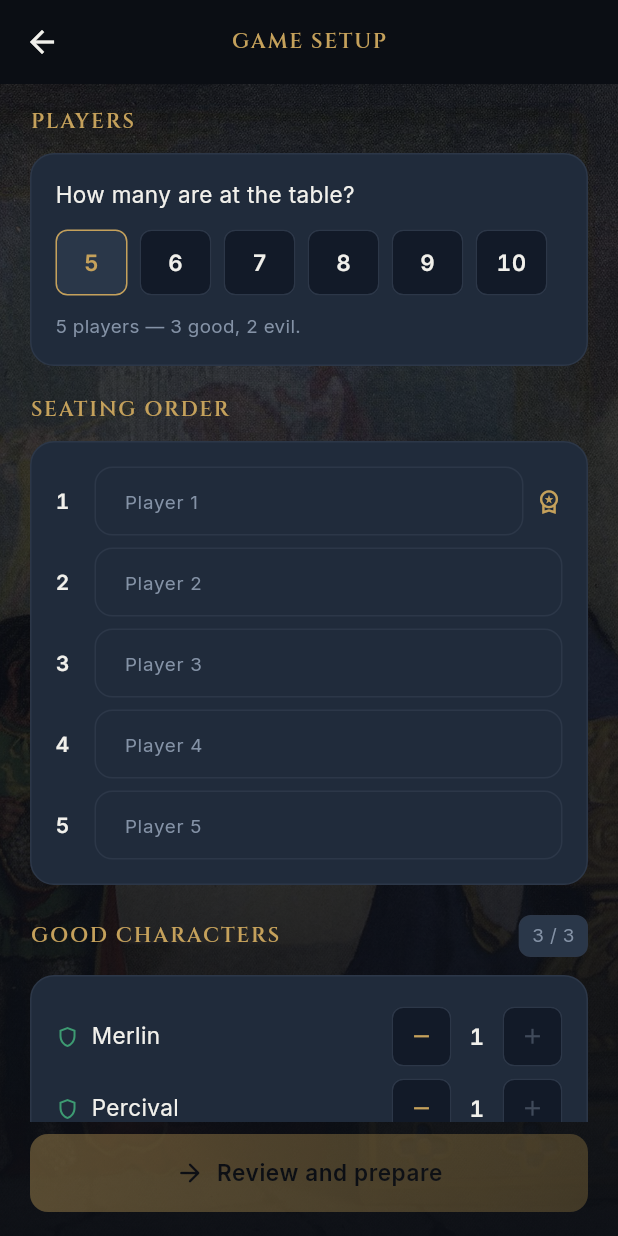
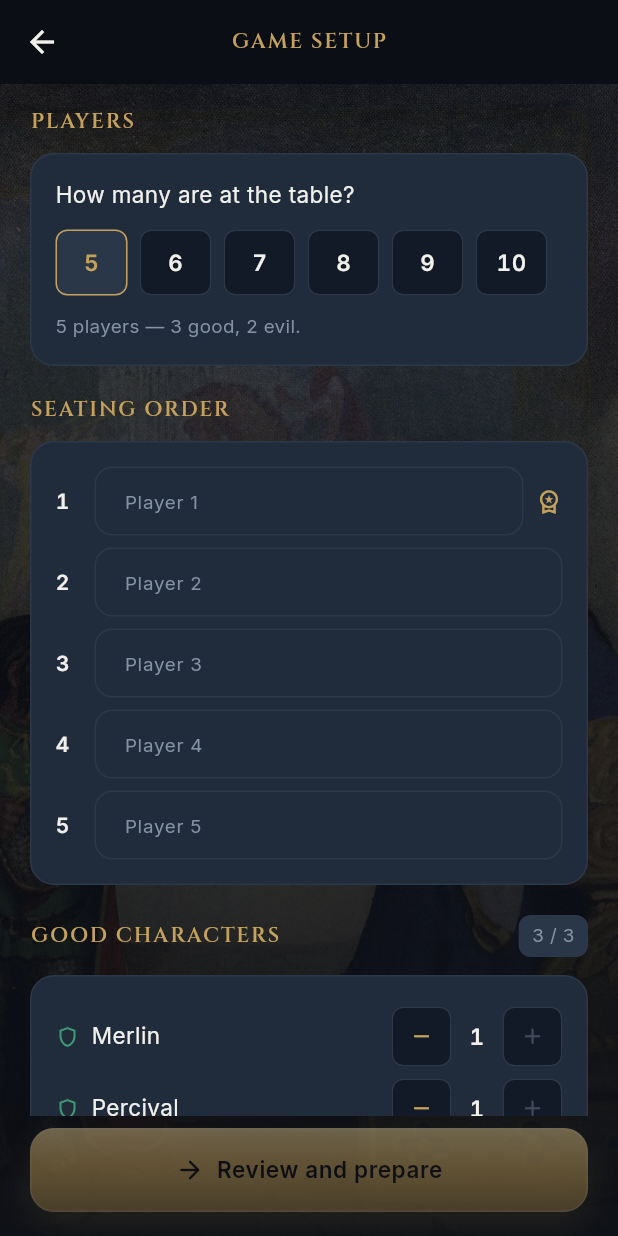
Before and after one commit to Akiprofit/avalon-companion, a Flutter app: the screen it shows after launch, after a tap on "New Game", on a phone screen of 412 x 824 dp. Run offline on Flutter 3.47's test engine with Material 3 defaults, Android fonts, the phone set to English and light mode, and no system bars; our stand-ins replace cupertino_ui, drift, drift_flutter, flutter_riverpod, go_router, material_ui; accounts and stored records are empty; generated files the repository leaves out were written again.

Commit message:
Release 1.8.2: every button wears one struck-gold face
PrimaryButton, SecondaryButton and DangerButton now draw through a shared ButtonFrame: a gradient face lit from above, a hairline border, a catch of light along the top edge, a warm glow, and a press that sinks the face two points. Height 52 -> 56, corners 12 -> 16, disabled faces stay readable at 45%.

New palette tokens: dangerDeep, hairline, hairlineFade, goldGlow, dangerGlow. buttons_test.dart pins the geometry, the tap target, the disabled and loading states. 353 tests pass, analyze clean. Signed 1.8.2+29 installed and walked on the Galaxy A36.

```diff
--- a/lib/core/constants/app_info.dart
+++ b/lib/core/constants/app_info.dart
@@ -1,7 +1,7 @@
 /// Static app metadata shown on the About section and the home footer.
 abstract final class AppInfo {
   static const name = 'Avalon Companion';
-  static const version = '1.8.1';
+  static const version = '1.8.2';
   static const buildPhase = 'Phase 12';
   static const disclaimer =
       'Unofficial fan-made companion for The Resistance: Avalon. '
--- a/lib/core/theme/app_colors.dart
+++ b/lib/core/theme/app_colors.dart
@@ -43,6 +43,20 @@ abstract final class AppColors {
   static const danger = Color(0xFFB84B4B);
   static const divider = Color(0xFF2C3748);
 
+  /// Deep red at the foot of a destructive button, so it reads as a surface
+  /// rather than a flat block.
+  static const dangerDeep = Color(0xFF8F3636);
+
+  /// Hairline drawn on the top edge of a raised surface: a button, a card rim.
+  static const hairline = Color(0x38F1F0EB);
+
+  /// The same hairline at zero alpha, so a shine can fade out at both ends.
+  static const hairlineFade = Color(0x00F1F0EB);
+
+  /// The glow under a gold action, and under a destructive one.
+  static const goldGlow = Color(0x40C5A15B);
+  static const dangerGlow = Color(0x40B84B4B);
+
   /// Text/icon colour appropriate on top of gold surfaces.
   static const onGold = Color(0xFF0B0E14);
 
--- /dev/null
+++ b/lib/core/widgets/button_frame.dart
@@ -0,0 +1,140 @@
+import 'package:material_ui/material_ui.dart';
+
+import '../theme/app_colors.dart';
+import '../theme/app_metrics.dart';
+
+/// The surface shared by every app button.
+///
+/// One place for the things a button should never get wrong: the gradient
+/// face, the hairline along its edge, the glow that lifts it off the artwork,
+/// and a press that sinks it a hair and ripples in gold. Each button only
+/// chooses its own colours and content.
+class ButtonFrame extends StatefulWidget {
+  const ButtonFrame({
+    super.key,
+    required this.child,
+    required this.onTap,
+    required this.gradient,
+    required this.borderColor,
+    this.enabled = true,
+    this.glow,
+    this.inkKey,
+    this.height = 56,
+    this.radius = Radii.card,
+    this.alignment = Alignment.center,
+    this.padding = const EdgeInsets.symmetric(horizontal: Space.lg),
+    this.pressedPadding,
+  });
+
+  final Widget child;
+  final VoidCallback? onTap;
+  final Gradient gradient;
+  final Color borderColor;
+  final bool enabled;
+
+  /// Colour of the soft shadow under the face. Null for a quiet button.
+  final Color? glow;
+
+  /// Key for the tappable layer, so a test can prove the button reacts.
+  final Key? inkKey;
+
+  final double height;
+  final double radius;
+  final Alignment alignment;
+  final EdgeInsets padding;
+
+  /// Padding while the face is sunk. Defaults to [padding]; the extra point is
+  /// what makes the press feel like a physical key rather than a colour change.
+  final EdgeInsets? pressedPadding;
+
+  @override
+  State<ButtonFrame> createState() => _ButtonFrameState();
+}
+
+class _ButtonFrameState extends State<ButtonFrame> {
+  bool _pressed = false;
+
+  @override
+  Widget build(BuildContext context) {
+    final corners = BorderRadius.circular(widget.radius);
+    final padding = _pressed
+        ? (widget.pressedPadding ?? widget.padding)
+        : widget.padding;
+
+    return SizedBox(
+      height: widget.height,
+      child: Opacity(
+        opacity: widget.enabled ? 1 : 0.45,
+        child: AnimatedScale(
+          scale: _pressed ? 0.98 : 1,
+          duration: Motion.micro,
+          curve: Curves.easeOut,
+          child: DecoratedBox(
+            decoration: BoxDecoration(
+              gradient: widget.gradient,
+              borderRadius: corners,
+              border: Border.all(color: widget.borderColor),
+              boxShadow: [
+                if (widget.glow != null)
+                  BoxShadow(
+                    color: widget.glow!,
+                    blurRadius: 20,
+                    offset: const Offset(0, 9),
+                  ),
+              ],
+            ),
+            child: Stack(
+              // `passthrough` keeps the face sized by its content when the
+              // button is not expanding: the shine below is positioned, so an
+              // all-positioned stack would collapse to the incoming bounds.
+              fit: StackFit.passthrough,
+              children: [
+                Material(
+                  color: Colors.transparent,
+                  borderRadius: corners,
+                  child: InkWell(
+                    key: widget.inkKey,
+                    borderRadius: corners,
+                    onTap: widget.enabled ? widget.onTap : null,
+                    onHighlightChanged: (value) =>
+                        setState(() => _pressed = value),
+                    splashColor: AppColors.goldOverlay,
+                    highlightColor: AppColors.goldOverlay,
+                    child: Padding(
+                      padding: padding,
+                      child: Align(
+                        alignment: widget.alignment,
+                        child: widget.child,
+                      ),
+                    ),
+                  ),
+                ),
+                // The catch of light along the top edge: what makes the face
+                // read as struck metal rather than a flat rectangle.
+                Positioned(
+                  top: 1,
+                  left: 16,
+                  right: 16,
+                  child: IgnorePointer(
+                    child: Container(
+                      height: 1.2,
+                      decoration: const BoxDecoration(
+                        gradient: LinearGradient(
+                          colors: [
+                            AppColors.hairlineFade,
+                            AppColors.hairline,
+                            AppColors.hairlineFade,
+                          ],
+                        ),
+                      ),
+                    ),
+                  ),
+                ),
+              ],
+            ),
+          ),
+        ),
+      ),
+    );
+  }
+}
--- a/lib/core/widgets/primary_button.dart
+++ b/lib/core/widgets/primary_button.dart
@@ -3,8 +3,13 @@ import 'package:material_ui/material_ui.dart';
 import '../theme/app_colors.dart';
 import '../theme/app_metrics.dart';
 import '../theme/app_text.dart';
+import 'button_frame.dart';
 
 /// The single dominant action on a screen — `avalon-ui-system`.
+///
+/// A struck-gold face: light along the top edge, deep at the foot, a hairline
+/// where the light catches it and a warm glow so it lifts off the artwork. It
+/// sinks under the thumb.
 class PrimaryButton extends StatelessWidget {
   const PrimaryButton({
     super.key,
@@ -14,6 +19,15 @@ class PrimaryButton extends StatelessWidget {
     this.isLoading = false,
     this.expand = true,
   });
+
+  static const _face = LinearGradient(
+    colors: [AppColors.lightGold, AppColors.gold, AppColors.mutedGold],
+    stops: [0, 0.46, 1],
+    // Vertical, not diagonal: a wide button lit from above reads as a curved
+    // gold face; a diagonal would run out of light halfway across.
+    begin: Alignment.topCenter,
+    end: Alignment.bottomCenter,
+  );
 
   final String label;
   final VoidCallback? onPressed;
@@ -25,7 +39,7 @@ class PrimaryButton extends StatelessWidget {
 
   @override
   Widget build(BuildContext context) {
-    final child = Row(
+    final content = Row(
       mainAxisSize: expand ? MainAxisSize.max : MainAxisSize.min,
       mainAxisAlignment: MainAxisAlignment.center,
       children: [
@@ -54,36 +68,26 @@ class PrimaryButton extends StatelessWidget {
     );
 
     return SizedBox(
-      height: 52,
       width: expand ? double.infinity : null,
       child: Semantics(
         button: true,
         enabled: _enabled,
         label: label,
-        child: Opacity(
-          opacity: _enabled ? 1 : 0.4,
-          child: DecoratedBox(
-            decoration: BoxDecoration(
-              gradient: const LinearGradient(
-                colors: [AppColors.gold, AppColors.mutedGold],
-                begin: Alignment.topLeft,
-                end: Alignment.bottomRight,
-              ),
-              borderRadius: BorderRadius.circular(Radii.input),
-            ),
-            child: Material(
-              color: Colors.transparent,
-              child: InkWell(
-                key: const Key('primary_button_ink'),
-                borderRadius: BorderRadius.circular(Radii.input),
-                onTap: _enabled ? onPressed : null,
-                child: Padding(
-                  padding: const EdgeInsets.symmetric(horizontal: Space.lg),
-                  child: Center(child: child),
-                ),
-              ),
-            ),
+        child: ButtonFrame(
+          inkKey: const Key('primary_button_ink'),
+          onTap: onPressed,
+          enabled: _enabled,
+          gradient: _face,
+          borderColor: AppColors.hairline,
+          glow: AppColors.goldGlow,
+          // The face sinks, and the content steps down with it.
+          pressedPadding: const EdgeInsets.fromLTRB(
+            Space.lg,
+            2,
+            Space.lg,
+            0,
           ),
+          child: content,
         ),
       ),
     );
--- a/lib/core/widgets/secondary_button.dart
+++ b/lib/core/widgets/secondary_button.dart
@@ -3,8 +3,12 @@ import 'package:material_ui/material_ui.dart';
 import '../theme/app_colors.dart';
 import '../theme/app_metrics.dart';
 import '../theme/app_text.dart';
+import 'button_frame.dart';
 
 /// Outline action — `avalon-ui-system`.
+///
+/// Sits one step under the gold action: a dark face, a fine gold rim and a gold
+/// icon, so it is clearly a button without competing with the primary one.
 class SecondaryButton extends StatelessWidget {
   const SecondaryButton({
     super.key,
@@ -15,6 +19,12 @@ class SecondaryButton extends StatelessWidget {
     this.alignment = MainAxisAlignment.center,
   });
 
+  static const _face = LinearGradient(
+    colors: [AppColors.surfaceRaised, AppColors.surface],
+    begin: Alignment.topCenter,
+    end: Alignment.bottomCenter,
+  );
+
   final String label;
   final VoidCallback? onPressed;
   final IconData? icon;
@@ -23,28 +33,32 @@ class SecondaryButton extends StatelessWidget {
 
   @override
   Widget build(BuildContext context) {
-    final enabled = onPressed != null;
     return SizedBox(
-      height: 52,
       width: expand ? double.infinity : null,
       child: Semantics(
         button: true,
-        enabled: enabled,
+        enabled: onPressed != null,
         label: label,
-        child: Opacity(
-          opacity: enabled ? 1 : 0.4,
-          child: Material(
-            color: Colors.transparent,
-            child: InkWell(
-              key: const Key('secondary_button_ink'),
-              borderRadius: BorderRadius.circular(Radii.input),
+        child: ButtonFrame(
+          inkKey: const Key('secondary_button_ink'),
           onTap: onPressed,
-              child: Container(
-                decoration: BoxDecoration(
-                  borderRadius: BorderRadius.circular(Radii.input),
-                  border: Border.all(color: AppColors.gold, width: 1),
+          enabled: onPressed != null,
+          gradient: _face,
+          borderColor: AppColors.mutedGold,
+          alignment: expand
+              ? Alignment.center
+              : switch (alignment) {
+                  MainAxisAlignment.start => Alignment.centerLeft,
+                  MainAxisAlignment.end => Alignment.centerRight,
+                  _ => Alignment.center,
+                },
+          // The face sinks, and the content steps down with it.
+          pressedPadding: const EdgeInsets.fromLTRB(
+            Space.lg,
+            2,
+            Space.lg,
+            0,
           ),
-                padding: const EdgeInsets.symmetric(horizontal: Space.lg),
           child: Row(
             mainAxisSize: expand ? MainAxisSize.max : MainAxisSize.min,
             mainAxisAlignment: alignment,
@@ -56,9 +70,7 @@ class SecondaryButton extends StatelessWidget {
               Flexible(
                 child: Text(
                   label,
-                        style: AppText.button.copyWith(
-                          color: AppColors.parchment,
-                        ),
+                  style: AppText.button.copyWith(color: AppColors.parchment),
                   overflow: TextOverflow.ellipsis,
                   maxLines: 1,
                 ),
@@ -67,9 +79,6 @@ class SecondaryButton extends StatelessWidget {
           ),
         ),
       ),
-          ),
-        ),
-      ),
     );
   }
 }
--- a/pubspec.yaml
+++ b/pubspec.yaml
@@ -2,7 +2,7 @@ name: avalon_companion
 description: "Offline Game Master companion for physical games of The Resistance: Avalon."
 publish_to: 'none'
 
-version: 1.8.1+28
+version: 1.8.2+29
 
 environment:
   sdk: ^3.14.0
```
Also changed, not shown: lib/core/widgets/danger_button.dart (+24 -31 lines), 4 other files. Lines whose indentation alone changed are shown as unchanged.
